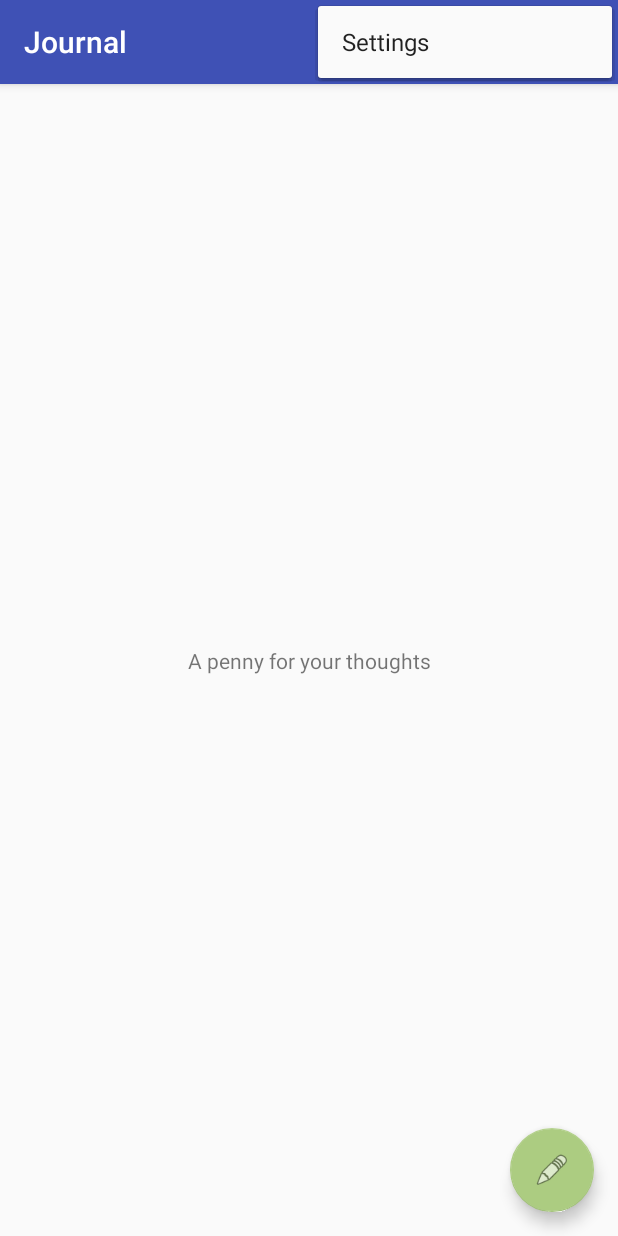
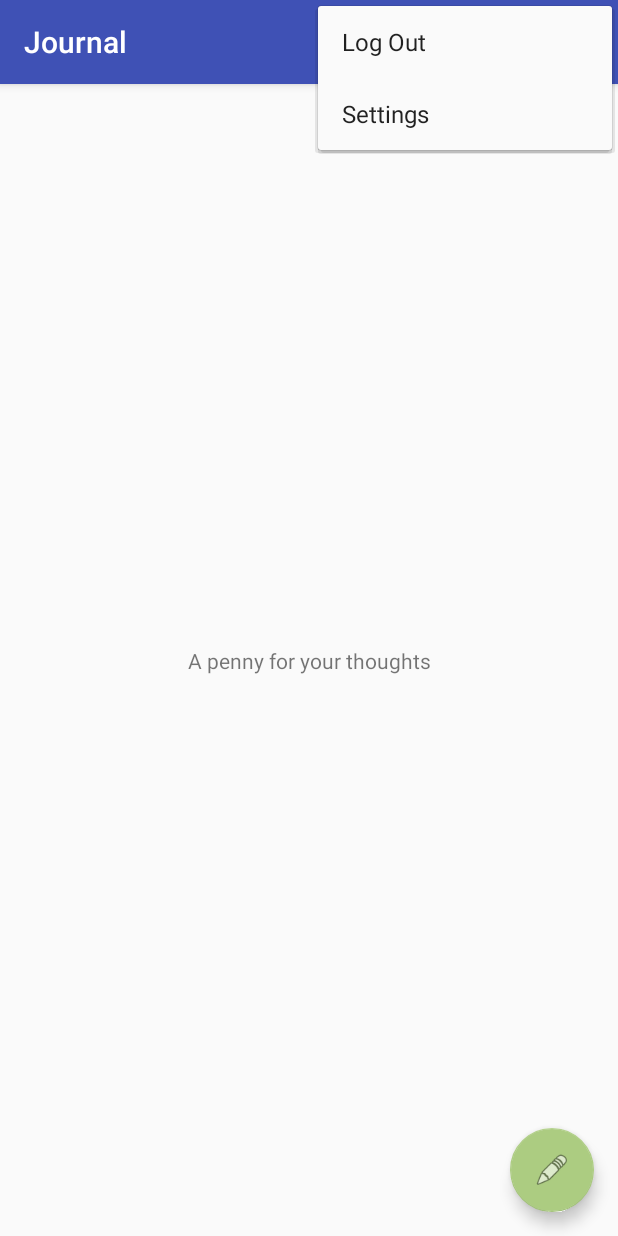
Before and after one commit to schmecs/journal, an Android app: the screen it shows after launch (MainActivity), with the options menu open, on a phone screen of 412 x 824 dp. Run offline under Robolectric (Android 15) with nearby library versions, the phone set to English and light mode, and no system bars.

Commit message:
Action Bar placeholder

```diff
--- a/app/src/main/java/com/schmecs/journal/EntryActivity.java
+++ b/app/src/main/java/com/schmecs/journal/EntryActivity.java
@@ -8,6 +8,8 @@ import android.view.View;
 import android.widget.Button;
 
 public class EntryActivity extends AppCompatActivity {
+
+    JournalEntry je = new JournalEntry();
 
     @Override
     protected void onCreate(Bundle savedInstanceState) {
--- a/app/src/main/java/com/schmecs/journal/JournalEntry.java
+++ b/app/src/main/java/com/schmecs/journal/JournalEntry.java
@@ -35,6 +35,7 @@ public class JournalEntry {
 		mMenu.put("quit","Close the journal");
 	}
 
+	//TODO: Replace with login screen of some kind
 	private String getUser() throws IOException {
 		String mUser;
 		System.out.printf("Enter your name: %n");
@@ -42,6 +43,7 @@ public class JournalEntry {
 		return mUser;
 	}
 
+	//TODO: Replace with user input via menu selection
 	private String promptAction() throws IOException {
 		System.out.printf("What would you like to do? %n");
 		for (Map.Entry<String,String> option : mMenu.entrySet()) {
@@ -53,6 +55,7 @@ public class JournalEntry {
 		return mResult;
 	}
 
+	//TODO: New layout with text entry field
 	private void createPost() {
 		SimpleDateFormat DATE_FORMAT = new SimpleDateFormat("MM-dd-yyyy");
 		String mDateFormat = DATE_FORMAT.format(mDate);
--- a/app/src/main/java/com/schmecs/journal/Journaldb.java
+++ b/app/src/main/java/com/schmecs/journal/Journaldb.java
@@ -4,8 +4,8 @@ import android.annotation.TargetApi;
 import android.os.Build;
 import android.support.annotation.RequiresApi;
 
-import com.moodjournal.model.Post;
-import com.moodjournal.model.Journal;
+import com.schmecs.journal.model.Post;
+import com.schmecs.journal.model.Journal;
 
 import java.sql.Connection;
 import java.sql.DriverManager;
--- a/app/src/main/java/com/schmecs/journal/MainActivity.java
+++ b/app/src/main/java/com/schmecs/journal/MainActivity.java
@@ -8,6 +8,8 @@ import android.support.v7.widget.Toolbar;
 import android.view.View;
 import android.view.Menu;
 import android.view.MenuItem;
+
+import static com.schmecs.journal.R.menu.menu_main;
 
 public class MainActivity extends AppCompatActivity {
 
@@ -35,7 +37,7 @@ public class MainActivity extends AppCompatActivity {
     @Override
     public boolean onCreateOptionsMenu(Menu menu) {
         // Inflate the menu; this adds items to the action bar if it is present.
-        getMenuInflater().inflate(R.menu.menu_main, menu);
+        getMenuInflater().inflate(menu_main, menu);
         return true;
     }
 
--- a/app/src/main/res/layout/activity_main.xml
+++ b/app/src/main/res/layout/activity_main.xml
@@ -17,6 +17,7 @@
             android:layout_width="match_parent"
             android:layout_height="?attr/actionBarSize"
             android:background="?attr/colorPrimary"
+            android:theme="@style/ThemeOverlay.AppCompat.ActionBar"
             app:popupTheme="@style/AppTheme.PopupOverlay"/>
 
     </android.support.design.widget.AppBarLayout>
--- a/app/src/main/res/values/strings.xml
+++ b/app/src/main/res/values/strings.xml
@@ -2,4 +2,7 @@
     <string name="app_name">Journal</string>
     <string name="action_settings">Settings</string>
     <string name="HomeScreen">A penny for your thoughts</string>
+    <string name="new_entry">New Entry</string>
+    <string name="logout">Log Out</string>
+    <string name="home">Home</string>
 </resources>
```
Also changed, not shown: app/src/main/java/com/schmecs/Testingthings.java (+6 -4 lines), app/src/main/res/menu/menu_main.xml (+21 -0 lines), 5 other files.
